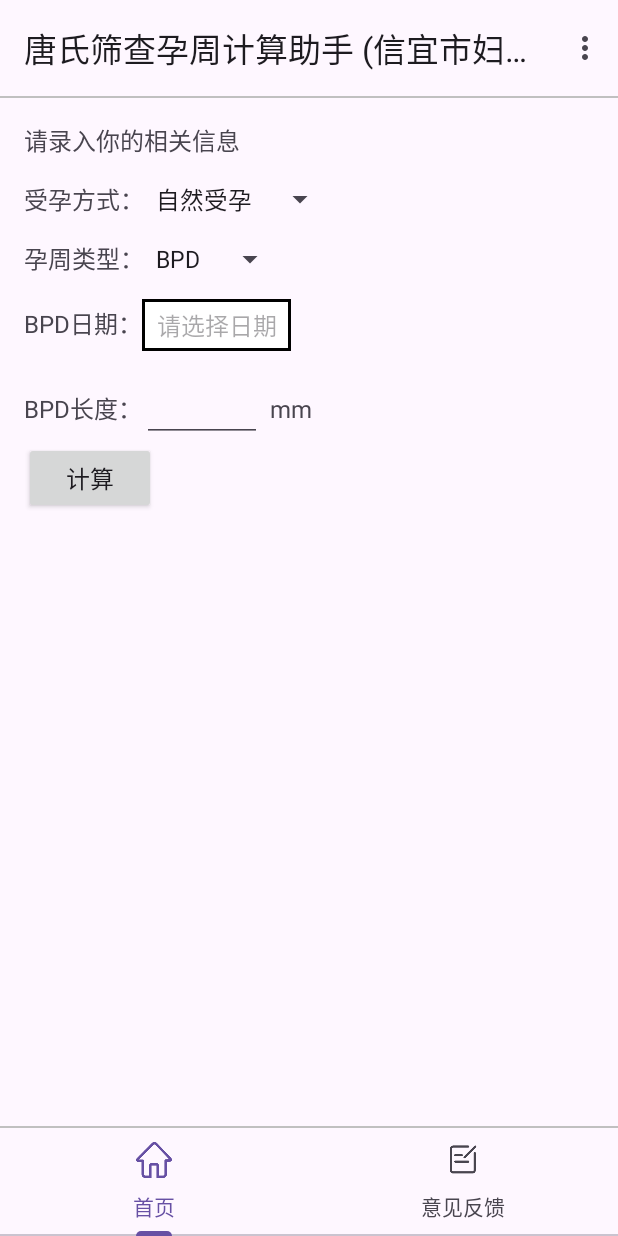
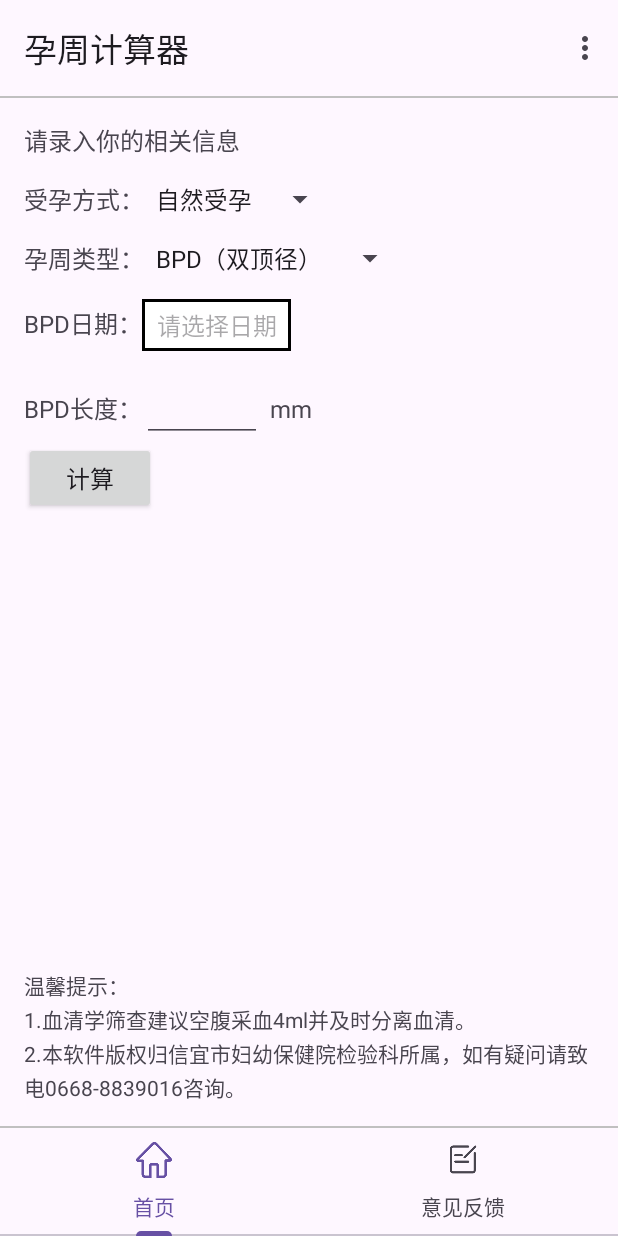
Before and after one commit to iflove/DSGAC_Android, an Android app: the screen it shows after launch (MainActivity), on a phone screen of 412 x 824 dp. Run offline under Robolectric (Android 15) with nearby library versions, the phone set to English and light mode, and no system bars.

Commit message:
提交代码

```diff
--- a/app/src/main/java/com/anroidz/dsgac/LogoActivity.kt
+++ b/app/src/main/java/com/anroidz/dsgac/LogoActivity.kt
@@ -15,7 +15,7 @@ class LogoActivity : AppCompatActivity() {
         val vb = ActivityLogoBinding.inflate(layoutInflater)
         setContentView(vb.root)
         vb.apply {
-            appVersion.text = resources.getString(R.string.app_name)
+            appVersion.text = resources.getString(R.string.logo_app_name)
             appVersion.text = "V${getVersionName()}"
         }
 
--- a/app/src/main/res/layout/activity_logo.xml
+++ b/app/src/main/res/layout/activity_logo.xml
@@ -4,6 +4,7 @@
     xmlns:tools="http://schemas.android.com/tools"
     android:layout_width="match_parent"
     android:layout_height="match_parent"
+    android:background="#FFAEC9"
     tools:context=".LogoActivity">
 
 
--- a/app/src/main/res/layout/fragment_home.xml
+++ b/app/src/main/res/layout/fragment_home.xml
@@ -1,12 +1,16 @@
 <?xml version="1.0" encoding="utf-8"?>
-<LinearLayout xmlns:android="http://schemas.android.com/apk/res/android"
+<RelativeLayout xmlns:android="http://schemas.android.com/apk/res/android"
     xmlns:tools="http://schemas.android.com/tools"
     android:layout_width="match_parent"
     android:layout_height="match_parent"
-    android:orientation="vertical"
     android:paddingStart="@dimen/start_end_margin"
     android:paddingTop="@dimen/top_margin"
     android:paddingEnd="@dimen/start_end_margin">
+
+    <LinearLayout
+        android:layout_width="match_parent"
+        android:layout_height="match_parent"
+        android:orientation="vertical">
 
         <TextView
             android:layout_width="wrap_content"
@@ -125,7 +129,21 @@
             android:layout_width="wrap_content"
             android:layout_height="wrap_content"
             android:layout_marginTop="5dp"
-        tools:text="111\n1222"
             android:lineSpacingExtra="2dp"
-        android:textSize="@dimen/text_size_1" />
+            android:textSize="@dimen/text_size_1"
+            tools:text="111\n1222" />
+
+
     </LinearLayout>
+
+    <TextView
+        android:id="@+id/tips"
+        android:layout_width="wrap_content"
+        android:layout_height="wrap_content"
+        android:layout_alignParentEnd="true"
+        android:layout_alignParentBottom="true"
+        android:layout_marginBottom="15dp"
+        android:lineSpacingExtra="2dp"
+        android:text="温馨提示：\n1.血清学筛查建议空腹采血4ml并及时分离血清。 \n2.本软件版权归信宜市妇幼保健院检验科所属，如有疑问请致电0668-8839016咨询。"
+        android:textSize="14sp" />
+</RelativeLayout>
--- a/app/src/main/res/values/arrays.xml
+++ b/app/src/main/res/values/arrays.xml
@@ -11,7 +11,7 @@
     </string-array>
 
     <string-array name="gestational_age_type">
-        <item>BPD</item>
-        <item>CRL</item>
+        <item>BPD（双顶径）</item>
+        <item>CRL（头臀长）</item>
     </string-array>
 </resources>
--- a/app/src/main/res/values/strings.xml
+++ b/app/src/main/res/values/strings.xml
@@ -1,5 +1,6 @@
 <resources>
-    <string name="app_name">唐氏筛查孕周计算助手 (信宜市妇幼保健院检验科)</string>
+    <string name="app_name">孕周计算器</string>
+    <string name="logo_app_name">血清学筛查孕周计算助手</string>
     <string name="action_settings">设置</string>
     <string name="please_enter_your_relevant_information">请录入你的相关信息</string>
     <string name="the_way_of_conception">受孕方式：</string>
```
Also changed, not shown: app/src/main/java/com/anroidz/dsgac/HomeFragment.kt (+8 -8 lines), app/src/main/res/layout/fragment_feedback.xml (+23 -2 lines), app/src/main/res/drawable-xhdpi/fy_logo.png (deleted), app/src/main/res/drawable-xxhdpi/fy_logo.png (added). Lines whose indentation alone changed are shown as unchanged.
